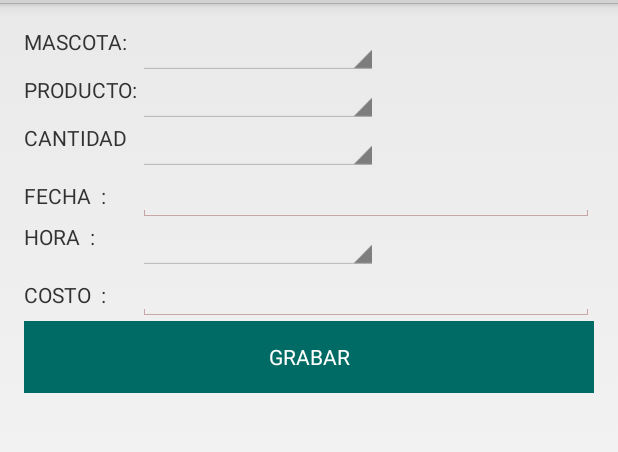
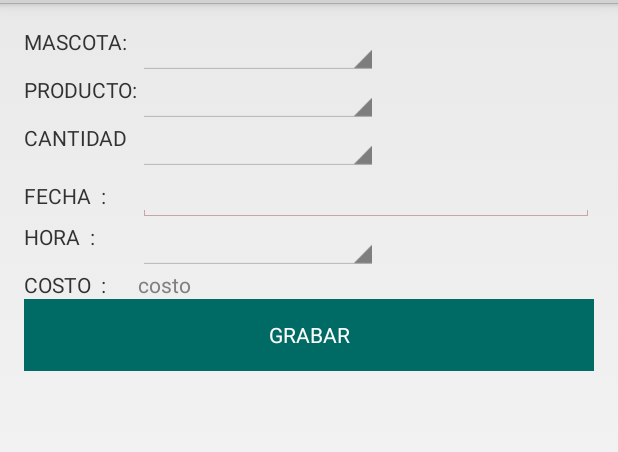
Before and after one commit to pccapa/VeterinariaAndriod, an Android app: the layout activity_servicio_comida.xml on its own in the app's theme, with its tools: preview values and no code run, on a phone screen of 412 x 824 dp, the part 69-521 px from its top. Run offline under Robolectric (Android 15) with nearby library versions, the phone set to English and light mode, and no system bars.

Commit message:
Avance: ServicioComidaActivity

```diff
--- a/MyApplication/app/src/main/res/layout/activity_servicio_comida.xml
+++ b/MyApplication/app/src/main/res/layout/activity_servicio_comida.xml
@@ -149,7 +149,10 @@
                 android:ems="10"
                 android:id="@+id/txtFecha"
                 style="@style/Theme.EditTextTheme"
-                android:layout_column="1" />
+                android:layout_column="1"
+
+                />
+
         </TableRow>
 
         <TableRow
@@ -184,14 +187,13 @@
                 android:id="@+id/textView6"
                 android:layout_column="0" />
 
-            <EditText
-                android:layout_width="match_parent"
+            <TextView
+                android:layout_width="wrap_content"
                 android:layout_height="wrap_content"
-                android:inputType="time"
-                android:ems="10"
-                android:id="@+id/txtCosto"
-                style="@style/Theme.EditTextTheme"
-                android:layout_column="1" />
+                android:id="@+id/viewCosto"
+                android:layout_column="1"
+                android:hint="costo" />
+
         </TableRow>
 
         <TableRow
--- a/MyApplication/app/src/main/res/values/strings.xml
+++ b/MyApplication/app/src/main/res/values/strings.xml
@@ -17,4 +17,5 @@
 
     <string name="drawer_open">Open drawer</string>
     <string name="drawer_close">Close drawer</string>
+
 </resources>
```
Also changed, not shown: MyApplication/app/src/main/java/pe/edu/upc/veterinaryapp/ServicioComidaActivity.java (+56 -4 lines), 1 other file.
